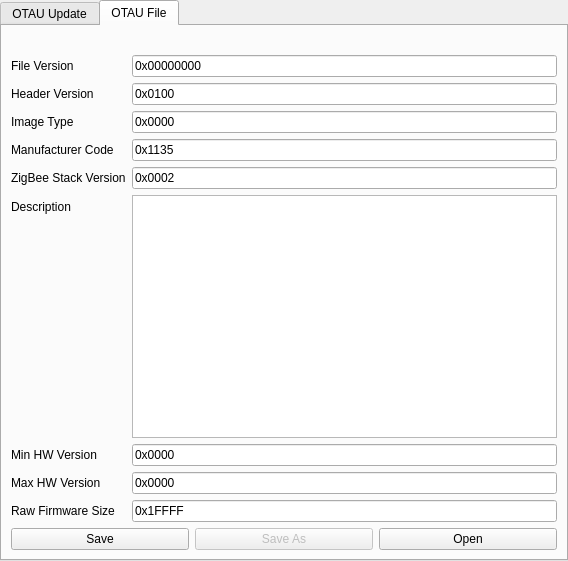
This is std_otau_widget.ui in dresden-elektronik/deconz-ota-plugin as Qt 5 draws it before an edit. The edited form follows.
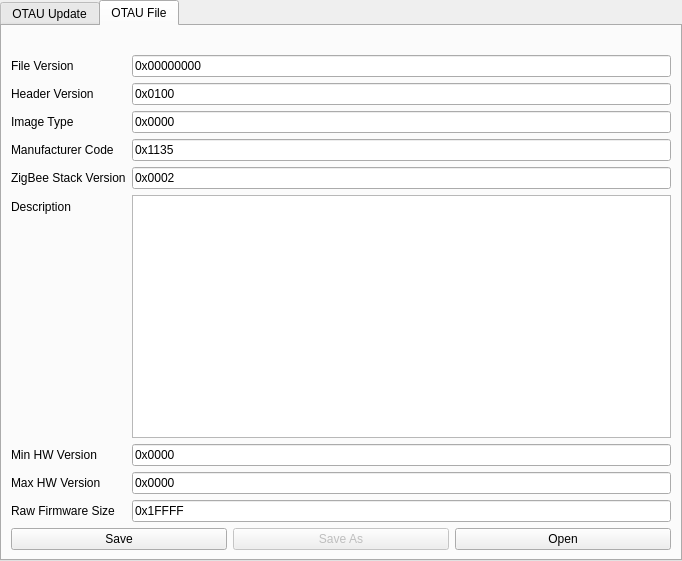
This is the edited form. The open tabs and pages were chosen to show the change.

The edit to the form file:
```diff
--- a/std_otau_widget.ui
+++ b/std_otau_widget.ui
@@ -6,7 +6,7 @@
    <rect>
     <x>0</x>
     <y>0</y>
-    <width>568</width>
+    <width>682</width>
     <height>561</height>
    </rect>
   </property>
```
Left out of the diff: 2 changed lines with no effect on the pictures.
